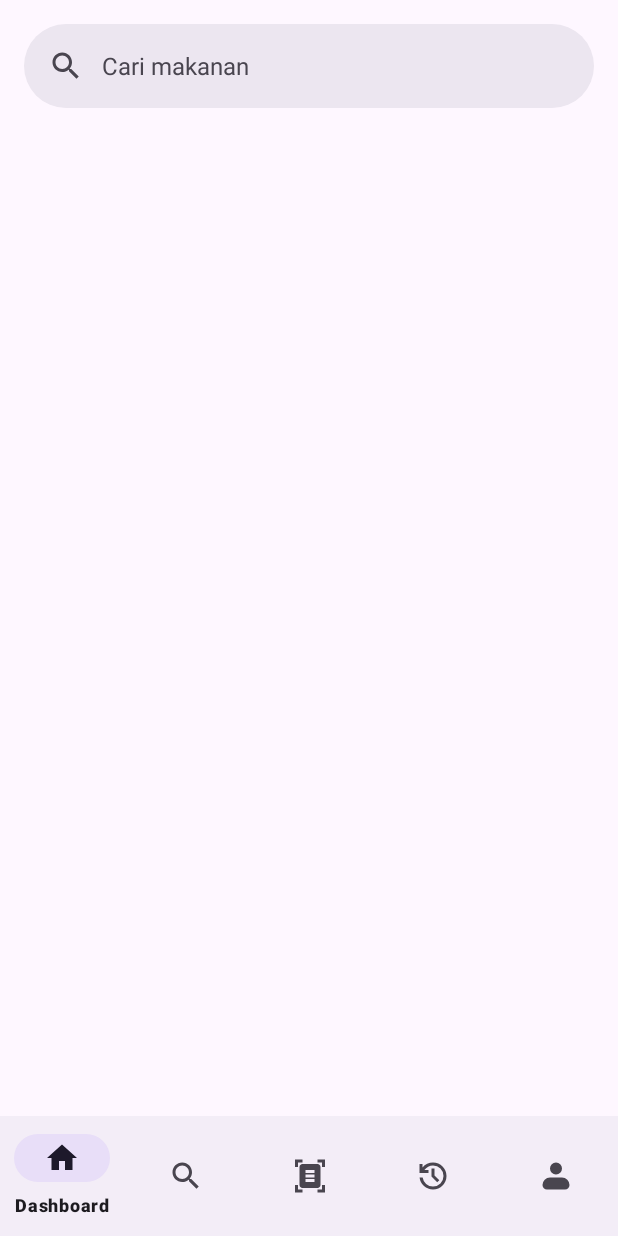
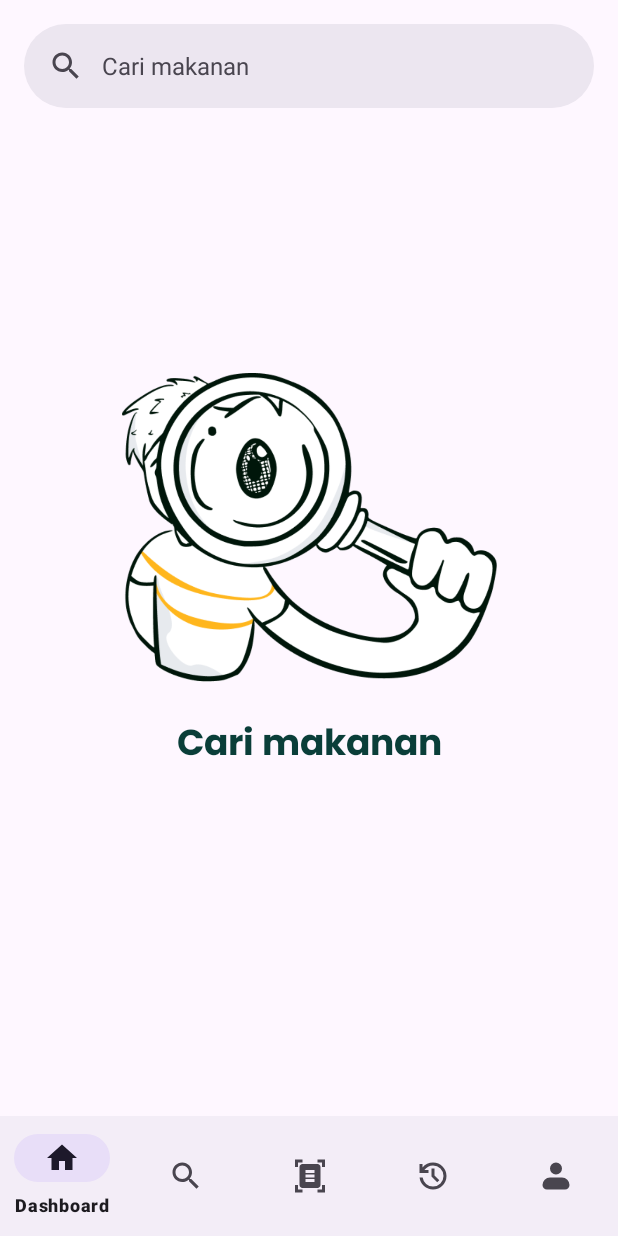
Before and after one commit to Capstone-Project-C242-PS120/mobile-development, an Android app: the fragment ExploreFragment placed in its activity, on a phone screen of 412 x 824 dp. Run offline under Robolectric (Android 15) with nearby library versions, the phone set to English and light mode, and no system bars; pictures from the network do not load; 1 statement that could not run was skipped.

Commit message:
change api config to set timeout; add asset for explore

```diff
--- a/app/src/main/java/com/example/capstone/data/remote/retrofit/ApiConfig.kt
+++ b/app/src/main/java/com/example/capstone/data/remote/retrofit/ApiConfig.kt
@@ -11,6 +11,9 @@ class ApiConfig {
             val loggingInterceptor = HttpLoggingInterceptor().setLevel(HttpLoggingInterceptor.Level.BODY)
             val client = OkHttpClient.Builder()
                 .addInterceptor(loggingInterceptor)
+                .connectTimeout(30, java.util.concurrent.TimeUnit.SECONDS)
+                .readTimeout(30, java.util.concurrent.TimeUnit.SECONDS)
+                .writeTimeout(30, java.util.concurrent.TimeUnit.SECONDS)
                 .build()
             val retrofit = Retrofit.Builder()
                 .baseUrl("https://nest-app-learning-261830559913.asia-southeast2.run.app/")
--- a/app/src/main/java/com/example/capstone/ui/explore/ExploreFragment.kt
+++ b/app/src/main/java/com/example/capstone/ui/explore/ExploreFragment.kt
@@ -91,9 +91,16 @@ class ExploreFragment : Fragment() {
         }
         viewModel.searchResult.observe(viewLifecycleOwner) { result ->
             when(result) {
-                is Result.Loading -> showLoading(true)
+                is Result.Loading -> {
+                    showLoading(true)
+                    binding.layoutSearch.visibility = View.GONE
+                    binding.layoutNotFound.visibility = View.GONE
+                    binding.rcSearch.visibility = View.GONE
+                }
                 is Result.Error -> {
-                    Toast.makeText(requireContext(), result.error, Toast.LENGTH_SHORT).show()
+                    binding.rcSearch.visibility = View.GONE
+                    binding.layoutNotFound.visibility = View.VISIBLE
+                    binding.layoutSearch.visibility = View.GONE
                 }
                 is Result.Success -> {
                     val foods = result.data.data
@@ -101,6 +108,9 @@ class ExploreFragment : Fragment() {
                         Toast.makeText(requireContext(), "Tidak ada data ditemukan.", Toast.LENGTH_SHORT).show()
                     } else {
                         searchAdapter.submitList(foods)
+                        binding.layoutSearch.visibility = View.GONE
+                        binding.layoutNotFound.visibility = View.GONE
+                        binding.rcSearch.visibility = View.VISIBLE
                     }
 
                 }
--- a/app/src/main/res/layout/fragment_dashboard.xml
+++ b/app/src/main/res/layout/fragment_dashboard.xml
@@ -19,7 +19,7 @@
             android:layout_height="60dp"
             android:layout_gravity="center_vertical"
             android:scaleType="centerCrop"
-            android:src="@drawable/profile_pitcure"
+            android:src="@drawable/app_icon_teja"
             app:shapeAppearance="@style/roundedImageView" />
 
         <LinearLayout
--- a/app/src/main/res/layout/fragment_explore.xml
+++ b/app/src/main/res/layout/fragment_explore.xml
@@ -108,4 +108,54 @@
         app:layout_constraintTop_toTopOf="parent"
         app:layout_constraintBottom_toBottomOf="parent"/>
 
+    <LinearLayout
+        android:id="@+id/layout_search"
+        android:layout_width="wrap_content"
+        android:layout_height="wrap_content"
+        android:orientation="vertical"
+        android:visibility="visible"
+        app:layout_constraintStart_toStartOf="parent"
+        app:layout_constraintEnd_toEndOf="parent"
+        app:layout_constraintTop_toTopOf="parent"
+        app:layout_constraintBottom_toBottomOf="parent">
+        <ImageView
+            android:layout_width="250dp"
+            android:layout_height="250dp"
+            android:layout_gravity="center"
+            android:src="@drawable/img_search"/>
+        <TextView
+            android:layout_width="wrap_content"
+            android:layout_height="wrap_content"
+            android:fontFamily="@font/poppins_bold"
+            android:text="@string/cari_makanan"
+            android:textSize="24sp"
+            android:layout_gravity="center"
+            android:textColor="@color/green"/>
+    </LinearLayout>
+
+    <LinearLayout
+        android:id="@+id/layout_not_found"
+        android:layout_width="wrap_content"
+        android:layout_height="wrap_content"
+        android:orientation="vertical"
+        android:visibility="gone"
+        app:layout_constraintStart_toStartOf="parent"
+        app:layout_constraintEnd_toEndOf="parent"
+        app:layout_constraintTop_toTopOf="parent"
+        app:layout_constraintBottom_toBottomOf="parent">
+        <ImageView
+            android:layout_width="250dp"
+            android:layout_height="250dp"
+            android:layout_gravity="center"
+            android:src="@drawable/img_not_found"/>
+        <TextView
+            android:layout_width="wrap_content"
+            android:layout_height="wrap_content"
+            android:fontFamily="@font/poppins_bold"
+            android:text="@string/data_makanan_tidak_ditemukan"
+            android:textSize="20sp"
+            android:layout_gravity="center"
+            android:textColor="@color/green"/>
+    </LinearLayout>
+
 </androidx.constraintlayout.widget.ConstraintLayout>
--- a/app/src/main/res/layout/fragment_profile.xml
+++ b/app/src/main/res/layout/fragment_profile.xml
@@ -20,7 +20,7 @@
             android:background="@drawable/rounded_profile_pitcure"
             android:clipToOutline="true"
             android:scaleType="centerCrop"
-            android:src="@drawable/profile_pitcure" />
+            android:src="@drawable/app_icon_teja" />
 
         <TextView
             android:id="@+id/txt_name"
--- a/app/src/main/res/values/strings.xml
+++ b/app/src/main/res/values/strings.xml
@@ -179,6 +179,7 @@
     <string name="suka">Suka</string>
     <string name="cinta">Cinta</string>
     <string name="lihat_lebih_lengkap">Lihat Lebih Lengkap</string>
+    <string name="data_makanan_tidak_ditemukan">Data makanan tidak ditemukan</string>
 
 
 </resources>
```
Also changed, not shown: app/src/main/res/drawable/img_not_found.png (added), app/src/main/res/drawable/img_search.png (added).
